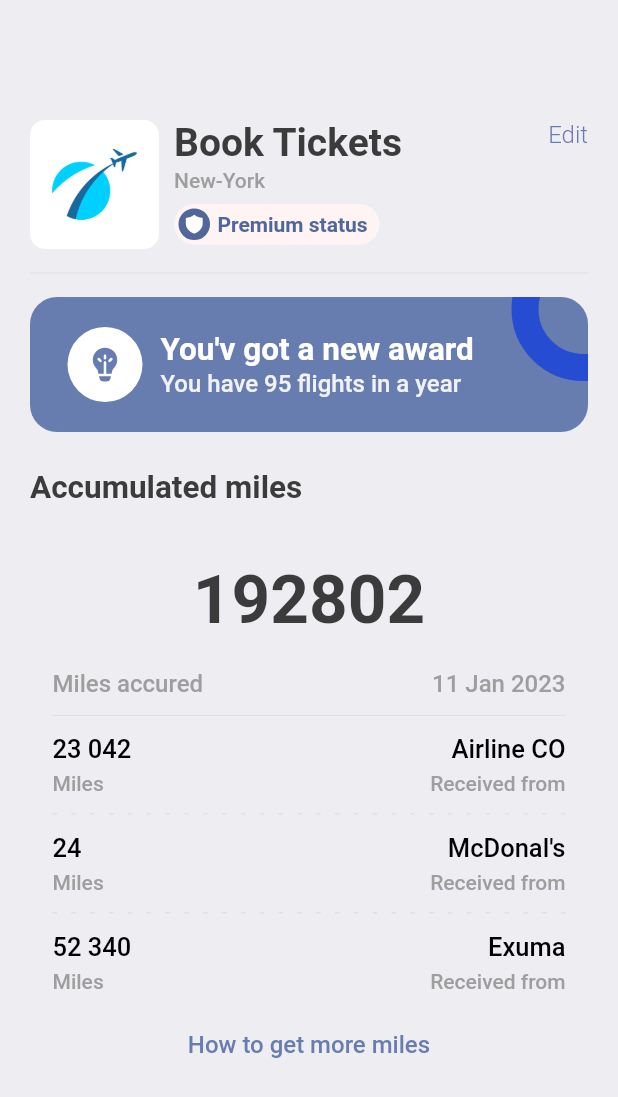
After one commit to DevGisoun/book_tickets, a Flutter app: the ProfileScreen screen opened directly, on a phone screen of 412 x 824 dp. The commit adds this screen. Shown: the top 1097 px of the screen. Run offline on Flutter 3.47's test engine with Material 2 defaults, Android fonts, the phone set to English and light mode, and no system bars; our stand-ins replace barcode_widget, fluentui_icons, gap, get.

Commit message:
Done Profile 페이지 구현

```diff
--- a/lib/src/screens/bottom_bar.dart
+++ b/lib/src/screens/bottom_bar.dart
@@ -1,4 +1,5 @@
 import 'package:book_tickets/src/screens/home_screen.dart';
+import 'package:book_tickets/src/screens/profile_screen.dart';
 import 'package:book_tickets/src/screens/search_screen.dart';
 import 'package:book_tickets/src/screens/ticket_screen.dart';
 import 'package:fluentui_icons/fluentui_icons.dart';
@@ -20,7 +21,7 @@ class _BottomBarState extends State<BottomBar> {
     const HomeScreen(),
     const SearchScreen(),
     const TicketScreen(),
-    const Text('Profile'),
+    const ProfileScreen(),
   ];
 
   void _onItemTapped(int index) {
--- /dev/null
+++ b/lib/src/screens/profile_screen.dart
@@ -0,0 +1,378 @@
+import 'package:book_tickets/src/utils/app_layout.dart';
+import 'package:book_tickets/src/utils/app_styles.dart';
+import 'package:book_tickets/src/widgets/app_column_layout.dart';
+import 'package:book_tickets/src/widgets/app_layout_builder_widget.dart';
+import 'package:fluentui_icons/fluentui_icons.dart';
+import 'package:flutter/material.dart';
+import 'package:gap/gap.dart';
+
+class ProfileScreen extends StatelessWidget {
+  const ProfileScreen({Key? key}) : super(key: key);
+
+  @override
+  Widget build(BuildContext context) {
+    return Scaffold(
+      backgroundColor: Styles.bgColor,
+      body: ListView(
+        padding: EdgeInsets.symmetric(
+          horizontal: AppLayout.getHeight(20),
+          vertical: AppLayout.getHeight(40),
+        ),
+        children: [
+          Gap(
+            AppLayout.getHeight(40),
+          ),
+          Row(
+            crossAxisAlignment: CrossAxisAlignment.start,
+            children: [
+              Container(
+                width: AppLayout.getHeight(86),
+                height: AppLayout.getWidth(86),
+                decoration: BoxDecoration(
+                  borderRadius: BorderRadius.circular(
+                    AppLayout.getHeight(10),
+                  ),
+                  image: const DecorationImage(
+                    image: AssetImage(
+                      'assets/images/img_1.png',
+                    ),
+                  ),
+                ),
+              ),
+              Gap(
+                AppLayout.getHeight(10),
+              ),
+              Column(
+                crossAxisAlignment: CrossAxisAlignment.start,
+                mainAxisAlignment: MainAxisAlignment.start,
+                children: [
+                  Text(
+                    'Book Tickets',
+                    style: Styles.headLineStyle_1,
+                  ),
+                  Gap(
+                    AppLayout.getHeight(2),
+                  ),
+                  Text(
+                    'New-York',
+                    style: TextStyle(
+                      fontSize: 14,
+                      fontWeight: FontWeight.w500,
+                      color: Colors.grey.shade500,
+                    ),
+                  ),
+                  Gap(
+                    AppLayout.getHeight(8),
+                  ),
+                  Container(
+                    padding: EdgeInsets.symmetric(
+                      horizontal: AppLayout.getHeight(3),
+                      vertical: AppLayout.getHeight(3),
+                    ),
+                    decoration: BoxDecoration(
+                      borderRadius: BorderRadius.circular(
+                        AppLayout.getHeight(100),
+                      ),
+                      color: const Color(0xfffef4f3),
+                    ),
+                    child: Row(
+                      children: [
+                        Container(
+                          padding: const EdgeInsets.all(3),
+                          decoration: const BoxDecoration(
+                            shape: BoxShape.circle,
+                            color: Color(0xff526799),
+                          ),
+                          child: const Icon(
+                            FluentSystemIcons.ic_fluent_shield_filled,
+                            color: Colors.white,
+                            size: 15,
+                          ),
+                        ),
+                        Gap(
+                          AppLayout.getHeight(5),
+                        ),
+                        const Text(
+                          'Premium status',
+                          style: TextStyle(
+                            color: Color(0xff526799),
+                            fontWeight: FontWeight.w600,
+                          ),
+                        ),
+                        Gap(
+                          AppLayout.getHeight(5),
+                        ),
+                      ],
+                    ),
+                  ),
+                ],
+              ),
+              const Spacer(),
+              Column(
+                children: [
+                  InkWell(
+                    onTap: () {
+                      print('You are tapped');
+                    },
+                    child: Text(
+                      'Edit',
+                      style: Styles.textStyle.copyWith(
+                        color: Styles.primaryColor,
+                        fontWeight: FontWeight.w300,
+                      ),
+                    ),
+                  ),
+                ],
+              ),
+            ],
+          ),
+          Gap(
+            AppLayout.getHeight(8),
+          ),
+          Divider(
+            color: Colors.grey.shade300,
+          ),
+          Gap(
+            AppLayout.getHeight(8),
+          ),
+          Stack(
+            children: [
+              Container(
+                width: double.infinity,
+                height: AppLayout.getHeight(90),
+                decoration: BoxDecoration(
+                  color: Styles.primaryColor,
+                  borderRadius: BorderRadius.circular(
+                    AppLayout.getHeight(18),
+                  ),
+                ),
+              ),
+              Positioned(
+                top: -40,
+                right: -45,
+                child: Container(
+                  padding: EdgeInsets.all(
+                    AppLayout.getHeight(30),
+                  ),
+                  decoration: BoxDecoration(
+                    color: Colors.transparent,
+                    shape: BoxShape.circle,
+                    border: Border.all(
+                      width: AppLayout.getHeight(18),
+                      color: const Color(0xff264cd2),
+                    ),
+                  ),
+                ),
+              ),
+              Container(
+                padding: EdgeInsets.symmetric(
+                  horizontal: AppLayout.getHeight(25),
+                  vertical: AppLayout.getHeight(20),
+                ),
+                child: Row(
+                  mainAxisAlignment: MainAxisAlignment.start,
+                  crossAxisAlignment: CrossAxisAlignment.center,
+                  children: [
+                    CircleAvatar(
+                      maxRadius: AppLayout.getHeight(25),
+                      backgroundColor: Colors.white,
+                      child: Icon(
+                        FluentSystemIcons.ic_fluent_lightbulb_filament_filled,
+                        color: Styles.primaryColor,
+                        size: AppLayout.getHeight(27),
+                      ),
+                    ),
+                    Gap(
+                      AppLayout.getHeight(12),
+                    ),
+                    Column(
+                      mainAxisAlignment: MainAxisAlignment.start,
+                      crossAxisAlignment: CrossAxisAlignment.start,
+                      children: [
+                        Text(
+                          'You\'v got a new award',
+                          style: Styles.headLineStyle_2.copyWith(
+                            fontWeight: FontWeight.bold,
+                            color: Colors.white,
+                          ),
+                        ),
+                        Text(
+                          'You have 95 flights in a year',
+                          style: Styles.headLineStyle_2.copyWith(
+                            fontWeight: FontWeight.w500,
+                            color: Colors.white.withOpacity(0.9),
+                            fontSize: AppLayout.getHeight(16),
+                          ),
+                        ),
+                      ],
+                    ),
+                  ],
+                ),
+              ),
+            ],
+          ),
+          Gap(
+            AppLayout.getHeight(25),
+          ),
+          Text(
+            'Accumulated miles',
+            style: Styles.headLineStyle_2,
+          ),
+          Gap(
+            AppLayout.getHeight(20),
+          ),
+          Container(
+            padding: EdgeInsets.symmetric(
+              horizontal: AppLayout.getWidth(15),
+            ),
+            decoration: BoxDecoration(
+              borderRadius: BorderRadius.circular(
+                AppLayout.getWidth(18),
+              ),
+              color: Styles.bgColor,
+              boxShadow: [
+                BoxShadow(
+                  color: Colors.grey.shade200,
+                  blurRadius: 1,
+                  spreadRadius: 1,
+                ),
+              ],
+            ),
+            child: Column(
+              children: [
+                Gap(
+                  AppLayout.getHeight(15),
+                ),
+                Text(
+                  '192802',
+                  style: TextStyle(
+                    fontSize: AppLayout.getHeight(45),
+                    color: Styles.textColor,
+                    fontWeight: FontWeight.w600,
+                  ),
+                ),
+                Gap(
+                  AppLayout.getHeight(20),
+                ),
+                Row(
+                  mainAxisAlignment: MainAxisAlignment.spaceBetween,
+                  children: [
+                    Text(
+                      'Miles accured',
+                      style: Styles.headLineStyle_4.copyWith(
+                        fontSize: AppLayout.getHeight(16),
+                      ),
+                    ),
+                    Text(
+                      '11 Jan 2023',
+                      style: Styles.headLineStyle_4.copyWith(
+                        fontSize: AppLayout.getHeight(16),
+                      ),
+                    ),
+                  ],
+                ),
+                Gap(
+                  AppLayout.getHeight(4),
+                ),
+                Divider(
+                  color: Colors.grey.shade300,
+                ),
+                Gap(
+                  AppLayout.getHeight(4),
+                ),
+                Row(
+                  mainAxisAlignment: MainAxisAlignment.spaceBetween,
+                  children: const [
+                    AppColumnLayout(
+                      firstText: '23 042',
+                      secondText: 'Miles',
+                      alignment: CrossAxisAlignment.start,
+                      isColor: false,
+                    ),
+                    AppColumnLayout(
+                      firstText: 'Airline CO',
+                      secondText: 'Received from',
+                      alignment: CrossAxisAlignment.end,
+                      isColor: false,
+                    ),
+                  ],
+                ),
+                Gap(
+                  AppLayout.getHeight(12),
+                ),
+                const AppLayoutBuilderWidget(
+                  sections: 12,
+                  isColor: false,
+                ),
+                Gap(
+                  AppLayout.getHeight(12),
+                ),
+                Row(
+                  mainAxisAlignment: MainAxisAlignment.spaceBetween,
+                  children: const [
+                    AppColumnLayout(
+                      firstText: '24',
+                      secondText: 'Miles',
+                      alignment: CrossAxisAlignment.start,
+                      isColor: false,
+                    ),
+                    AppColumnLayout(
+                      firstText: 'McDonal\'s',
+                      secondText: 'Received from',
+                      alignment: CrossAxisAlignment.end,
+                      isColor: false,
+                    ),
+                  ],
+                ),
+                Gap(
+                  AppLayout.getHeight(12),
+                ),
+                const AppLayoutBuilderWidget(
+                  sections: 12,
+                  isColor: false,
+                ),
+                Gap(
+                  AppLayout.getHeight(12),
+                ),
+                Row(
+                  mainAxisAlignment: MainAxisAlignment.spaceBetween,
+                  children: const [
+                    AppColumnLayout(
+                      firstText: '52 340',
+                      secondText: 'Miles',
+                      alignment: CrossAxisAlignment.start,
+                      isColor: false,
+                    ),
+                    AppColumnLayout(
+                      firstText: 'Exuma',
+                      secondText: 'Received from',
+                      alignment: CrossAxisAlignment.end,
+                      isColor: false,
+                    ),
+                  ],
+                ),
+              ],
+            ),
+          ),
+          Gap(
+            AppLayout.getHeight(25),
+          ),
+          InkWell(
+            onTap: () {
+              print('You are tapped');
+            },
+            child: Center(
+              child: Text(
+                'How to get more miles',
+                style: Styles.textStyle.copyWith(
+                  color: Styles.primaryColor,
+                  fontWeight: FontWeight.w500,
+                ),
+              ),
+            ),
+          ),
+        ],
+      ),
+    );
+  }
+}
```
